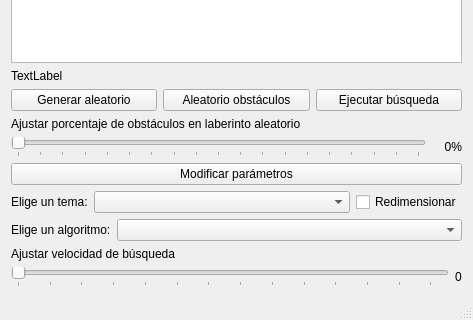
Qt form Implementación Gráfica 1/hp_mdl/ventanaprincipal.ui (Rafaherrero/ia) before a commit; both pictures show x 0 to 473 and y 220 to 540 of the 473 by 540 pixel window.
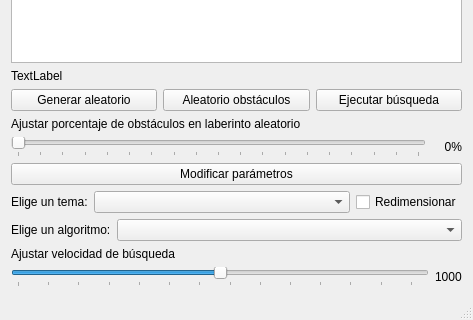
The same form after that commit.

Commit message: Arreglado sentido slider y mejorado

What changed in the file:
```diff
--- a/Implementación Gráfica 1/hp_mdl/ventanaprincipal.ui
+++ b/Implementación Gráfica 1/hp_mdl/ventanaprincipal.ui
@@ -281,6 +281,15 @@
         <property name="maximum">
          <number>2000</number>
         </property>
+        <property name="singleStep">
+         <number>100</number>
+        </property>
+        <property name="pageStep">
+         <number>100</number>
+        </property>
+        <property name="value">
+         <number>1000</number>
+        </property>
         <property name="orientation">
          <enum>Qt::Horizontal</enum>
         </property>
@@ -301,7 +310,7 @@
       <item>
        <widget class="QLabel" name="texto_velocidad">
         <property name="text">
-         <string>0</string>
+         <string>1000</string>
         </property>
        </widget>
       </item>
```
The commit also changes 1 other file.
